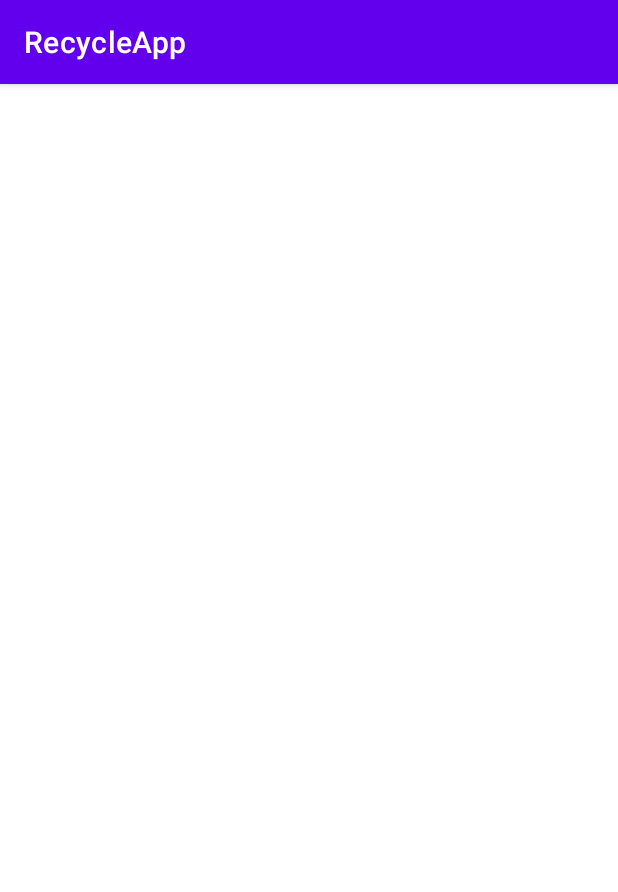
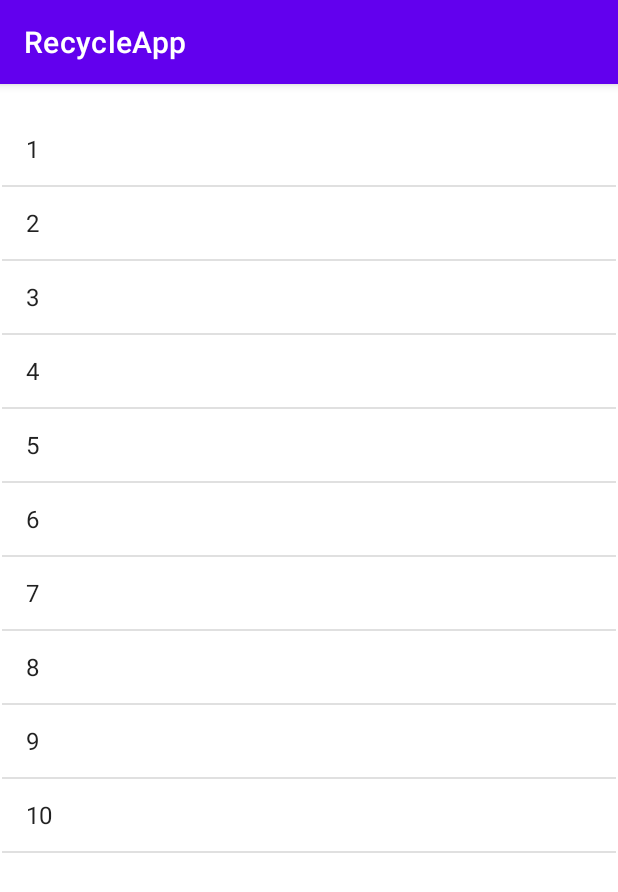
Before and after one commit to Ma4Ma4/RecycleApp, an Android app: the ResultActivity screen opened directly, with no data from a screen before it, on a phone screen of 412 x 824 dp. Shown: the top 892 px of the screen. Run offline under Robolectric (Android 15) with nearby library versions, the phone set to English and light mode, and no system bars.

Commit message:
検索結果画面リスト版(+11月の曜日対応)

```diff
--- a/app/src/main/java/com/example/recycleapp/ResultActivity.kt
+++ b/app/src/main/java/com/example/recycleapp/ResultActivity.kt
@@ -1,4 +1,26 @@
 package com.example.recycleapp
+
+
+import android.os.Bundle
+import android.widget.ArrayAdapter
+import android.widget.ListView
+import androidx.appcompat.app.AppCompatActivity
+
+
+/**/
+class ResultActivity : AppCompatActivity() {
+    override fun onCreate(savedInstanceState: Bundle?) {
+        super.onCreate(savedInstanceState)
+        setContentView(R.layout.activity_result)
+        val array = arrayOf("1", "2", "3", "4", "5", "6", "7", "8", "9", "10")
+        val listView = findViewById<ListView>(R.id.list_View)
+        val adapter = ArrayAdapter<String>(this,android.R.layout.simple_list_item_1,array)
+        listView.adapter = adapter
+
+    }
+}
+
+/*　package com.example.recycleapp
 
 import androidx.appcompat.app.AppCompatActivity
 import android.os.Bundle
@@ -8,4 +30,4 @@ class ResultActivity : AppCompatActivity() {
         super.onCreate(savedInstanceState)
         setContentView(R.layout.activity_result)
     }
-}
+}　*/
--- a/app/src/main/res/layout/activity_result.xml
+++ b/app/src/main/res/layout/activity_result.xml
@@ -6,4 +6,18 @@
     android:layout_height="match_parent"
     tools:context=".ResultActivity">
 
+
+    <ListView
+        android:id="@+id/list_View"
+        android:layout_width="409dp"
+        android:layout_height="729dp"
+        android:layout_marginStart="8dp"
+        android:layout_marginTop="8dp"
+        android:layout_marginEnd="8dp"
+        android:layout_marginBottom="8dp"
+        app:layout_constraintBottom_toBottomOf="parent"
+        app:layout_constraintEnd_toEndOf="parent"
+        app:layout_constraintStart_toStartOf="parent"
+        app:layout_constraintTop_toTopOf="parent" />
+
 </androidx.constraintlayout.widget.ConstraintLayout>
```
Also changed, not shown: app/src/main/java/com/example/recycleapp/MainActivity.kt (+8 -5 lines).
